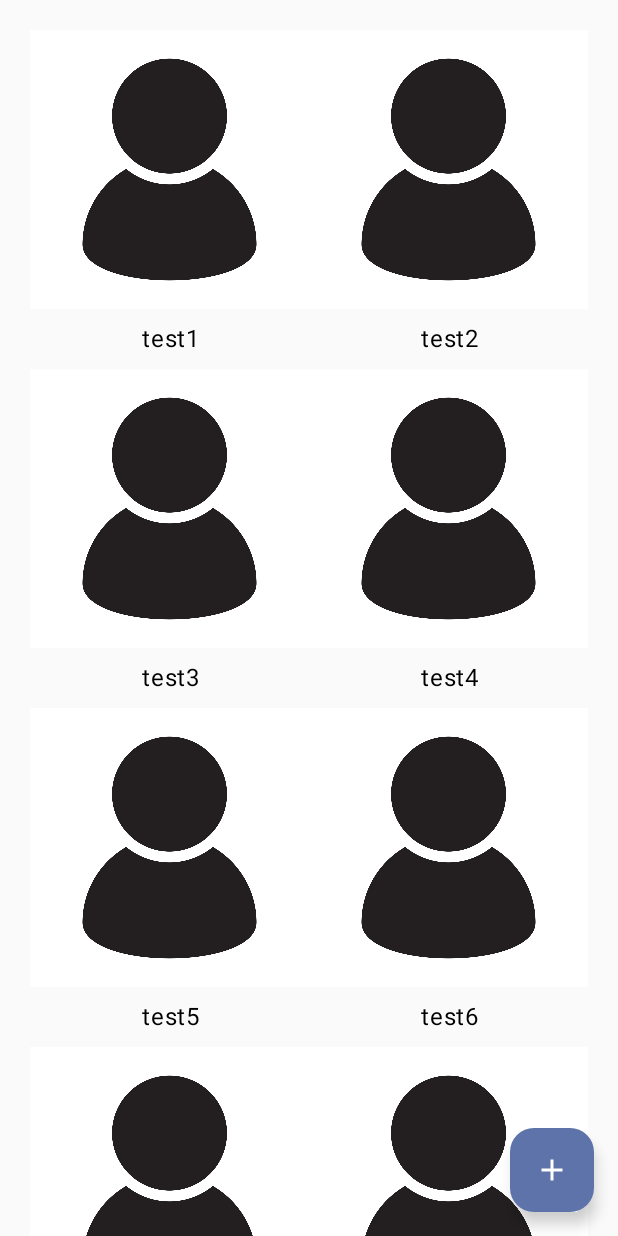
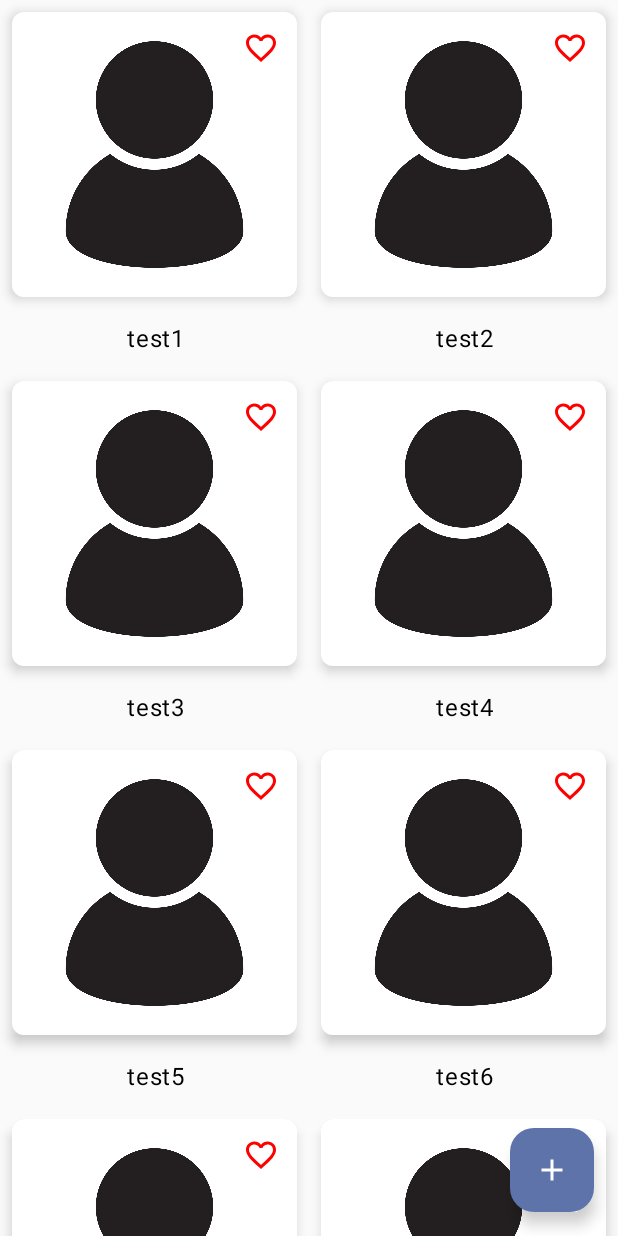
Before and after one commit to spicypunch/DiaryByCompose, an Android app built with Jetpack Compose: the screen it shows after launch (MainActivity), on a phone screen of 412 x 824 dp. Run offline under Robolectric (Android 15) with nearby library versions, the phone set to English and light mode, and no system bars; our stand-ins replace Room's generated code.

Commit message:
Icon 추가, Icon 터치시 콜백 처리

```diff
--- a/app/src/main/java/com/example/diarybycompose/compose/MainDescription.kt
+++ b/app/src/main/java/com/example/diarybycompose/compose/MainDescription.kt
@@ -4,20 +4,30 @@ import androidx.compose.foundation.Image
 import androidx.compose.foundation.layout.Arrangement
 import androidx.compose.foundation.layout.Box
 import androidx.compose.foundation.layout.Column
-import androidx.compose.foundation.layout.PaddingValues
 import androidx.compose.foundation.layout.fillMaxSize
 import androidx.compose.foundation.layout.padding
 import androidx.compose.foundation.lazy.grid.GridCells
 import androidx.compose.foundation.lazy.grid.LazyVerticalGrid
+import androidx.compose.foundation.shape.RoundedCornerShape
 import androidx.compose.material.icons.Icons
 import androidx.compose.material.icons.filled.Add
+import androidx.compose.material.icons.filled.Favorite
+import androidx.compose.material.icons.filled.FavoriteBorder
+import androidx.compose.material3.Card
+import androidx.compose.material3.CardDefaults
 import androidx.compose.material3.FloatingActionButton
 import androidx.compose.material3.Icon
+import androidx.compose.material3.IconButton
 import androidx.compose.material3.Text
 import androidx.compose.runtime.Composable
+import androidx.compose.runtime.getValue
+import androidx.compose.runtime.setValue
+import androidx.compose.runtime.mutableStateOf
+import androidx.compose.runtime.saveable.rememberSaveable
 import androidx.compose.ui.Alignment
 import androidx.compose.ui.Modifier
 import androidx.compose.ui.graphics.Color
+import androidx.compose.ui.layout.ContentScale
 import androidx.compose.ui.res.painterResource
 import androidx.compose.ui.text.style.TextAlign
 import androidx.compose.ui.tooling.preview.Preview
@@ -42,11 +52,16 @@ fun MainDescription() {
         ItemEntity(title = "test10", content = "test10"),
     )
 
+    SetBox(list, modifier = Modifier.fillMaxSize())
+}
+
+@Composable
+fun SetBox(list: List<ItemEntity>, modifier: Modifier) {
     Box(
-        modifier = Modifier.fillMaxSize()
+        modifier = modifier
     ) {
         Column(
-            modifier = Modifier.fillMaxSize(),
+            modifier = modifier,
             verticalArrangement = Arrangement.SpaceBetween
         ) {
             MyDiaryList(list)
@@ -66,39 +81,64 @@ fun MainDescription() {
 }
 
 @Composable
-fun MyDiaryList(diaryLists: List<ItemEntity>, modifier: Modifier = Modifier) {
+fun MyDiaryList(diaryLists: List<ItemEntity>) {
     LazyVerticalGrid(
         columns = GridCells.Fixed(2),
         modifier = Modifier,
-        contentPadding = PaddingValues(20.dp)
+
         ) {
         items(diaryLists.size) { count ->
-            GridItem(diaryLists, count)
+            GridItem(diaryLists = diaryLists, count = count)
         }
     }
 }
 
 @Composable
-fun GridItem(diaryLists: List<ItemEntity>, count: Int) {
-    Box(
-        contentAlignment = Alignment.Center,
-        modifier = Modifier.fillMaxSize()
+fun GridItem(
+    diaryLists: List<ItemEntity>,
+    count: Int,
 ) {
+    var isFavorite by rememberSaveable {
+        mutableStateOf(false)
+    }
+
     Column(
         verticalArrangement = Arrangement.Center,
         horizontalAlignment = Alignment.CenterHorizontally
     ) {
+        Card(
+            modifier = Modifier.padding(8.dp),
+            shape = RoundedCornerShape(8.dp),
+            elevation = CardDefaults.cardElevation(defaultElevation = 5.dp)
+        ) {
+            Box() {
                 Image(
                     painter = painterResource(R.drawable.profile),
-                contentDescription = "MyDiaryImage"
+                    contentDescription = "MyDiaryImage",
+                    contentScale = ContentScale.Fit
                 )
+                Box(
+                    modifier = Modifier.fillMaxSize(),
+                    contentAlignment = Alignment.TopEnd
+                ) {
+                    IconButton(onClick = {
+                        isFavorite = !isFavorite
+                    }) {
+                        Icon(
+                            imageVector = if (!isFavorite) Icons.Default.FavoriteBorder else Icons.Default.Favorite,
+                            contentDescription = "favorite",
+                            tint = Color.Red
+                        )
+                    }
+                }
+            }
+        }
         Text(
             text = diaryLists[count].title,
             color = Color.Black,
             modifier = Modifier.padding(8.dp),
             textAlign = TextAlign.Center
         )
-        }
     }
 }
 
```
Lines whose indentation alone changed are shown as unchanged.
